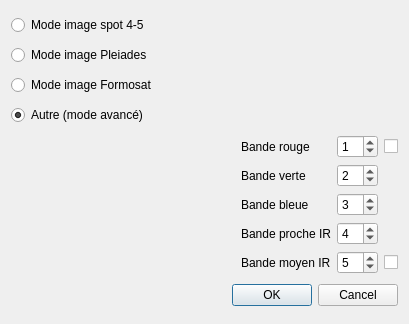
The window that ui_bands.ui (CS-SI/TerreImage) describes before a commit, drawn with Qt 5.
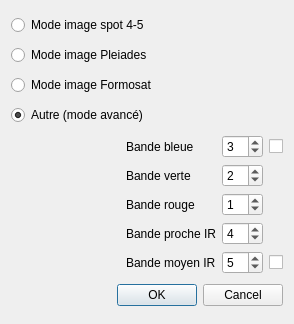
The same window after the commit.

Commit message: meilleure gestion de la reconnaissance des fichiers

What changed in the file:
```diff
--- a/ui_bands.ui
+++ b/ui_bands.ui
@@ -6,7 +6,7 @@
    <rect>
     <x>0</x>
     <y>0</y>
-    <width>409</width>
+    <width>294</width>
     <height>324</height>
    </rect>
   </property>
@@ -54,13 +54,6 @@
        </property>
       </widget>
      </item>
-     <item row="0" column="1">
-      <widget class="QLabel" name="label_red">
-       <property name="text">
-        <string>Bande rouge</string>
-       </property>
-      </widget>
-     </item>
      <item row="4" column="1">
       <widget class="QLabel" name="label_mir">
        <property name="text">
@@ -75,41 +68,6 @@
        </property>
       </widget>
      </item>
-     <item row="0" column="2">
-      <widget class="QSpinBox" name="spinBox_red">
-       <property name="value">
-        <number>1</number>
-       </property>
-      </widget>
-     </item>
-     <item row="1" column="1">
-      <widget class="QLabel" name="label_2">
-       <property name="text">
-        <string>Bande verte</string>
-       </property>
-      </widget>
-     </item>
-     <item row="2" column="2">
-      <widget class="QSpinBox" name="spinBox_blue">
-       <property name="value">
-        <number>3</number>
-       </property>
-      </widget>
-     </item>
-     <item row="1" column="2">
-      <widget class="QSpinBox" name="spinBox_green">
-       <property name="value">
-        <number>2</number>
-       </property>
-      </widget>
-     </item>
-     <item row="2" column="1">
-      <widget class="QLabel" name="label_3">
-       <property name="text">
-        <string>Bande bleue</string>
-       </property>
-      </widget>
-     </item>
      <item row="3" column="2">
       <widget class="QSpinBox" name="spinBox_pir">
        <property name="value">
@@ -144,6 +102,51 @@
        </property>
       </widget>
      </item>
+     <item row="0" column="1">
+      <widget class="QLabel" name="label_3">
+       <property name="text">
+        <string>Bande bleue</string>
+       </property>
+      </widget>
+     </item>
+     <item row="0" column="2">
+      <widget class="QSpinBox" name="spinBox_blue">
+       <property name="value">
+        <number>3</number>
+       </property>
+      </widget>
+     </item>
+     <item row="1" column="1">
+      <widget class="QLabel" name="label_2">
+       <property name="text">
+        <string>Bande verte</string>
+       </property>
+      </widget>
+     </item>
+     <item row="2" column="1">
+      <widget class="QLabel" name="label_red">
+       <property name="text">
+        <string>Bande rouge</string>
+       </property>
+      </widget>
+     </item>
+     <item row="1" column="2">
+      <widget class="QSpinBox" name="spinBox_green">
+       <property name="value">
+        <number>2</number>
+       </property>
+      </widget>
+     </item>
+     <item row="2" column="2">
+      <widget class="QSpinBox" name="spinBox_red">
+       <property name="enabled">
+        <bool>true</bool>
+       </property>
+       <property name="value">
+        <number>1</number>
+       </property>
+      </widget>
+     </item>
     </layout>
    </item>
    <item>
```
Left out of the diff: 2 changed lines with no effect on the pictures. The commit also changes 1 other file.
